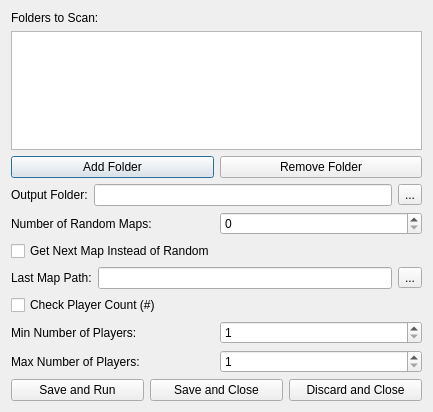
First picture: the form in RMS-Config/Main_Window.ui, repository Coolcord/StarCraft_RMS, before the edit.
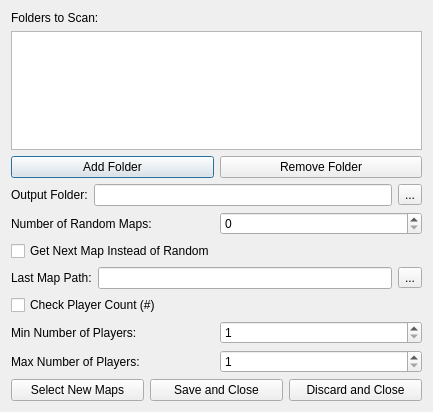
Second picture: the form after the edit. Icons and pictures are not drawn.

Commit message: Renamed some buttons in RMS

The edit to the form file:
```diff
--- a/RMS-Config/Main_Window.ui
+++ b/RMS-Config/Main_Window.ui
@@ -187,7 +187,7 @@
      <item>
       <widget class="QPushButton" name="btnSaveAndRun">
        <property name="text">
-        <string>Save and Run</string>
+        <string>Select New Maps</string>
        </property>
       </widget>
      </item>
```
Left out of the diff: 2 changed lines with no effect on the pictures. The commit also changes 1 other file.
